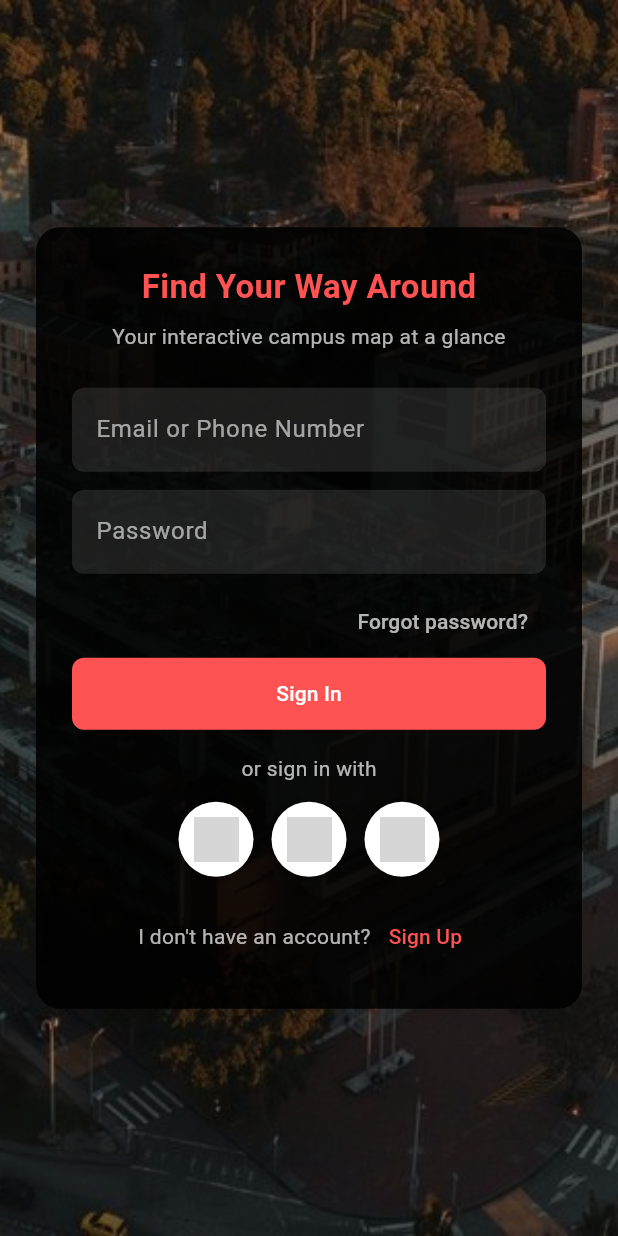
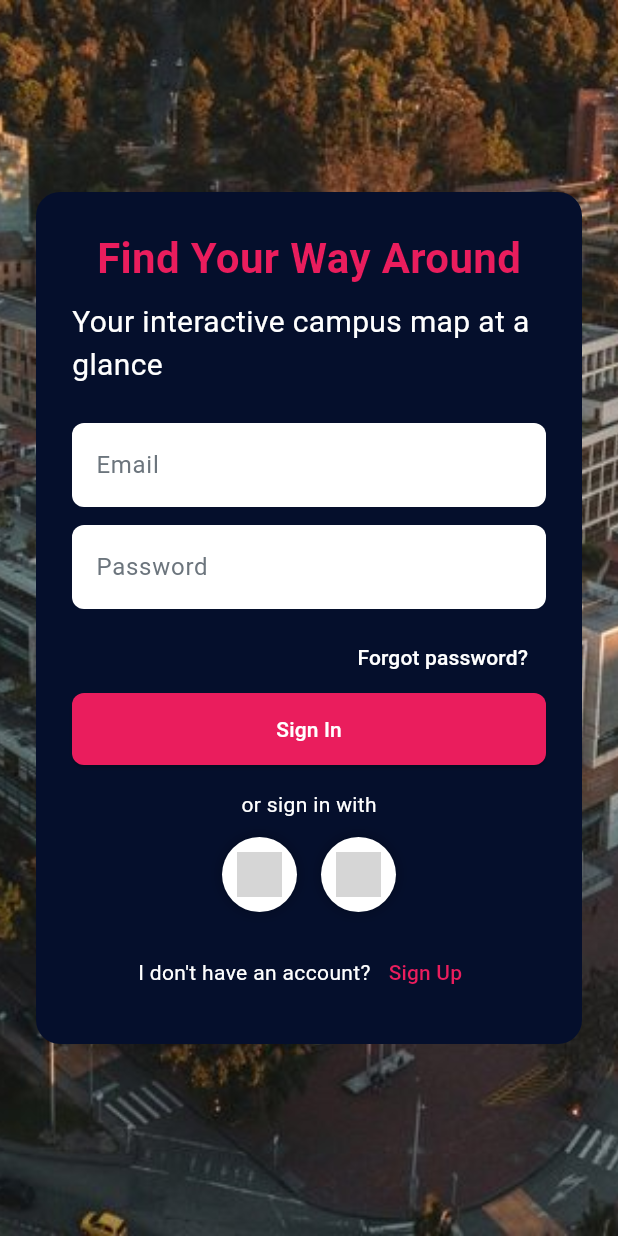
Before and after one commit to ISIS3510-G12/Dart-G12, a Flutter app: the screen it shows after launch, on a phone screen of 412 x 824 dp. Run offline on Flutter 3.47's test engine with Material 3 defaults, Android fonts, the phone set to English and light mode, and no system bars; our stand-ins replace supabase_flutter; accounts and stored records are empty; grey boxes are pictures that could not be loaded.

Commit message:
Refactor login page UI and update asset paths

```diff
--- a/lib/data/services/auth_service.dart
+++ b/lib/data/services/auth_service.dart
@@ -31,4 +31,5 @@ class AuthService {
     final user = session?.user;
     return user?.email;
   }
+
 }
--- a/lib/views/login_page.dart
+++ b/lib/views/login_page.dart
@@ -46,10 +46,7 @@ class _LoginPageState extends State<LoginPage> {
             ),
           ),
 
-          // Capa de color oscuro semi-transparente
-          Positioned.fill(
-            child: Container(color: Colors.black.withOpacity(0.4)),
-          ),
+
 
           // Contenedor del formulario
           Center(
@@ -58,7 +55,7 @@ class _LoginPageState extends State<LoginPage> {
               child: Container(
                 padding: const EdgeInsets.all(24),
                 decoration: BoxDecoration(
-                  color: Colors.black87,
+                  color: Color(0xFF050F2C),
                   borderRadius: BorderRadius.circular(16),
                 ),
                 child: Column(
@@ -68,28 +65,31 @@ class _LoginPageState extends State<LoginPage> {
                     const Text(
                       "Find Your Way Around",
                       style: TextStyle(
-                        fontSize: 22,
+                        fontSize: 28,
                         fontWeight: FontWeight.bold,
-                        color: Colors.redAccent,
+                        color: Color(0xFFEA1D5D),
                       ),
                     ),
                     const SizedBox(height: 8),
                     const Text(
                       "Your interactive campus map at a glance",
-                      textAlign: TextAlign.center,
-                      style: TextStyle(color: Colors.white70),
+                      textAlign: TextAlign.left,
+                      style: TextStyle(
+                        fontSize: 20,
+                        color: Colors.white,
+                      ),
                     ),
                     const SizedBox(height: 24),
 
                     // Campo de Email
                     TextField(
                       controller: _emailController,
-                      style: const TextStyle(color: Colors.white),
+                      style: const TextStyle(color: Colors.black),
                       decoration: InputDecoration(
                         filled: true,
-                        fillColor: Colors.white10,
-                        hintText: "Email or Phone Number",
-                        hintStyle: TextStyle(color: Colors.white60),
+                        fillColor: Colors.white,
+                        hintText: "Email",
+                        hintStyle: TextStyle(color: Color(0xFF6C757D)),
                         border: OutlineInputBorder(
                           borderRadius: BorderRadius.circular(8),
                           borderSide: BorderSide.none,
@@ -102,12 +102,12 @@ class _LoginPageState extends State<LoginPage> {
                     TextField(
                       controller: _passwordController,
                       obscureText: true,
-                      style: const TextStyle(color: Colors.white),
+                      style: const TextStyle(color: Colors.black),
                       decoration: InputDecoration(
                         filled: true,
-                        fillColor: Colors.white10,
+                        fillColor: Colors.white,
                         hintText: "Password",
-                        hintStyle: TextStyle(color: Colors.white60),
+                        hintStyle: TextStyle(color: Color(0xFF6C757D)),
                         border: OutlineInputBorder(
                           borderRadius: BorderRadius.circular(8),
                           borderSide: BorderSide.none,
@@ -122,7 +122,7 @@ class _LoginPageState extends State<LoginPage> {
                       child: TextButton(
                         onPressed: () {}, // Agrega la acción aquí
                         child: const Text("Forgot password?",
-                            style: TextStyle(color: Colors.white70)),
+                            style: TextStyle(color: Colors.white)),
                       ),
                     ),
 
@@ -132,7 +132,7 @@ class _LoginPageState extends State<LoginPage> {
                       child: ElevatedButton(
                         onPressed: login,
                         style: ElevatedButton.styleFrom(
-                          backgroundColor: Colors.redAccent,
+                          backgroundColor: Color(0xFFEA1D5D),
                           padding: const EdgeInsets.symmetric(vertical: 14),
                           shape: RoundedRectangleBorder(
                             borderRadius: BorderRadius.circular(8),
@@ -147,7 +147,7 @@ class _LoginPageState extends State<LoginPage> {
 
                     // Divider
                     const Text("or sign in with",
-                        style: TextStyle(color: Colors.white70)),
+                        style: TextStyle(color: Colors.white)),
 
                     const SizedBox(height: 12),
 
@@ -155,11 +155,9 @@ class _LoginPageState extends State<LoginPage> {
                     Row(
                       mainAxisAlignment: MainAxisAlignment.center,
                       children: [
-                        _socialButton("assets/google.png"), // Google
-                        const SizedBox(width: 12),
-                        _socialButton("assets/apple.png"), // Apple
-                        const SizedBox(width: 12),
-                        _socialButton("assets/facebook.png"), // Facebook
+                        _socialButton("assets/images/google.png"),
+                        const SizedBox(width: 16),
+                        _socialButton("assets/images/facebook.png"),
                       ],
                     ),
 
@@ -170,7 +168,7 @@ class _LoginPageState extends State<LoginPage> {
                       mainAxisAlignment: MainAxisAlignment.center,
                       children: [
                         const Text("I don't have an account?",
-                            style: TextStyle(color: Colors.white70)),
+                            style: TextStyle(color: Colors.white)),
                         TextButton(
                           onPressed: () => Navigator.push(
                             context,
@@ -179,7 +177,7 @@ class _LoginPageState extends State<LoginPage> {
                             ),
                           ),
                           child: const Text("Sign Up",
-                              style: TextStyle(color: Colors.redAccent)),
+                              style: TextStyle(color: Color(0xFFEA1D5D))),
                         ),
                       ],
                     ),
--- a/pubspec.yaml
+++ b/pubspec.yaml
@@ -63,7 +63,7 @@ flutter:
 
   # To add assets to your application, add an assets section, like this:
   assets:
-      - assets/images/andes.jpg
+      - assets/images/
   #   - images/a_dot_ham.jpeg
 
   # An image asset can refer to one or more resolution-specific "variants", see
```
